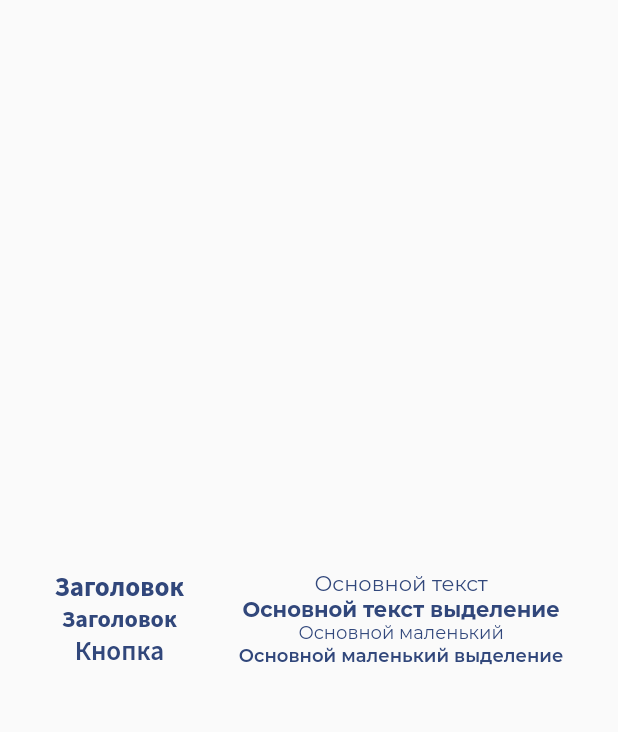
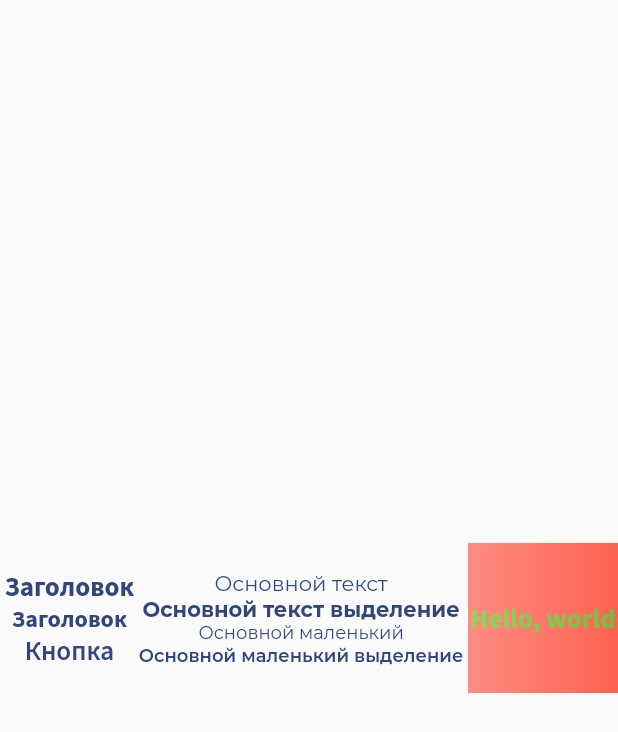
Before and after one commit to Engine-studio/topgo, a Flutter app: the screen it shows after launch, on a phone screen of 412 x 824 dp. Shown: the top 732 px of the screen. Run offline on Flutter 3.47's test engine with Material 2 defaults, Android fonts, the phone set to English and light mode, and no system bars.

Commit message:
const gradients and pattern for gradient text

```diff
--- a/lib/main.dart
+++ b/lib/main.dart
@@ -51,6 +51,27 @@ class MyApp extends StatelessWidget {
                 ],
               ),
               Spacer(),
+              Container(
+                width: 100,
+                height: 100,
+                decoration: BoxDecoration(
+                  gradient: GrdStyle.decline,
+                ),
+                child: Center(
+                  child: ShaderMask(
+                    shaderCallback: (bounds) => LinearGradient(
+                      colors: [
+                        ClrStyle.lightAccept,
+                        ClrStyle.darkAccept,
+                      ],
+                    ).createShader(bounds),
+                    child: Text(
+                      "Hello, world",
+                      style: TxtStyle.mainHeader.copyWith(color: Colors.white),
+                    ),
+                  ),
+                ),
+              ),
             ],
           ),
         ),
--- a/lib/styles.dart
+++ b/lib/styles.dart
@@ -1,4 +1,4 @@
-import 'package:flutter/material.dart';
+import 'package:flutter/widgets.dart';
 
 class ClrStyle {
   static const Color lightBackground = const Color(0xFFFDFDFD);
@@ -64,4 +64,29 @@ class TxtStyle {
   );
 }
 
-class GrdStyle {}
+class GrdStyle {
+  static const LinearGradient panel = const LinearGradient(colors: [
+    ClrStyle.lightPanel,
+    ClrStyle.darkPanel,
+  ]);
+  static const LinearGradient decline = const LinearGradient(colors: [
+    ClrStyle.lightDecline,
+    ClrStyle.darkDecline,
+  ]);
+  static const LinearGradient accept = const LinearGradient(colors: [
+    ClrStyle.lightAccept,
+    ClrStyle.darkAccept,
+  ]);
+  static const LinearGradient select = const LinearGradient(colors: [
+    ClrStyle.lightSelect,
+    ClrStyle.darkSelect,
+  ]);
+  static const LinearGradient button = const LinearGradient(colors: [
+    ClrStyle.lightButton,
+    ClrStyle.darkButton,
+  ]);
+  static const LinearGradient wave = const LinearGradient(colors: [
+    ClrStyle.lightWave,
+    ClrStyle.darkWave,
+  ]);
+}
```
